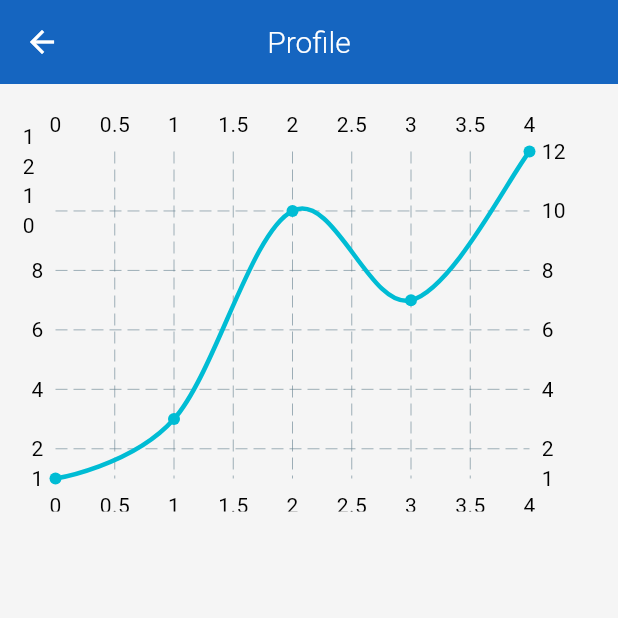
After one commit to pamiracar/drip, a Flutter app: the screen it shows after launch, after a tap on the "person" icon, on a phone screen of 412 x 824 dp, the top half of it. The commit adds this screen. Run offline on Flutter 3.47's test engine with Material 3 defaults, Android fonts, the phone set to English and light mode, and no system bars; drawn by our look-alikes of fl_chart; our stand-ins replace flutter_screenutil, get, lottie, percent_indicator, sqflite; accounts and stored records are empty.

Commit message:
chart added, profile page added

```diff
--- a/lib/app_routes.dart
+++ b/lib/app_routes.dart
@@ -1,4 +1,4 @@
-abstract class AppRoutes{
+abstract class AppRoutes {
   static String HOME = "/home";
-  static String SETTINGS = "/settings";
+  static String PROFILE = "/profile";
 }
--- a/lib/main.dart
+++ b/lib/main.dart
@@ -1,6 +1,8 @@
 import 'package:drip/app_routes.dart';
 import 'package:drip/pages/home_page/home_page.dart';
 import 'package:drip/pages/home_page/home_page_binding.dart';
+import 'package:drip/pages/profile_page/profile_page.dart';
+import 'package:drip/pages/profile_page/profile_page_binding.dart';
 import 'package:drip/theme/theme.dart';
 import 'package:flutter/material.dart';
 import 'package:flutter_screenutil/flutter_screenutil.dart';
@@ -32,6 +34,11 @@
           page: () => HomePage(),
           binding: HomePageBinding(),
         ),
+        GetPage(
+          name: AppRoutes.PROFILE,
+          page: () => ProfilePage(),
+          binding: ProfilePageBinding(),
+        ),
       ],
       theme: AppTheme.lightTheme,
       debugShowCheckedModeBanner: false,
--- a/lib/pages/home_page/home_page.dart
+++ b/lib/pages/home_page/home_page.dart
@@ -1,5 +1,7 @@
+import 'package:drip/app_routes.dart';
 import 'package:drip/pages/home_page/home_page_controller.dart';
 import 'package:flutter/material.dart';
+import 'package:get/get.dart';
 import 'package:get/get_state_manager/get_state_manager.dart';
 import 'package:lottie/lottie.dart';
 import 'package:percent_indicator/circular_percent_indicator.dart';
@@ -17,6 +19,9 @@
           style: TextStyle(fontWeight: FontWeight.w300),
         ),
         centerTitle: true,
+        actions: [
+          IconButton(onPressed:() => Get.toNamed(AppRoutes.PROFILE), icon: Icon(Icons.person_outlined))
+        ],
       ),
       body: SingleChildScrollView(
         child: Center(
@@ -28,8 +33,23 @@
                 SizedBox(height: 5),
                 _DailyGoalCard(controller: controller),
                 SizedBox(height: 40),
-                Text('"${controller.randomQuote?["quote"]}"', textAlign: TextAlign.center, style: TextStyle(color: Colors.grey, fontWeight: FontWeight.w300),),
-                Text("~ ${controller.randomQuote?["author"]}", textAlign: TextAlign.center, style: TextStyle(fontStyle: FontStyle.italic, color:  Colors.grey, fontWeight: FontWeight.w300),),
+                Text(
+                  '"${controller.randomQuote?["quote"]}"',
+                  textAlign: TextAlign.center,
+                  style: TextStyle(
+                    color: Colors.grey,
+                    fontWeight: FontWeight.w300,
+                  ),
+                ),
+                Text(
+                  "~ ${controller.randomQuote?["author"]}",
+                  textAlign: TextAlign.center,
+                  style: TextStyle(
+                    fontStyle: FontStyle.italic,
+                    color: Colors.grey,
+                    fontWeight: FontWeight.w300,
+                  ),
+                ),
               ],
             ),
           ),
@@ -237,7 +257,7 @@
                       maxLines: 2,
                       textAlign: TextAlign.center,
                     ),
-                    SizedBox(height: 20,),
+                    SizedBox(height: 20),
                     Row(
                       mainAxisAlignment: MainAxisAlignment.center,
                       children: [
@@ -253,7 +273,7 @@
                           style: TextStyle(
                             fontWeight: FontWeight.w300,
                             fontSize: 30,
-                            color: Colors.deepOrange
+                            color: Colors.deepOrange,
                           ),
                         ),
                       ],
--- a/lib/pages/home_page/home_page_binding.dart
+++ b/lib/pages/home_page/home_page_binding.dart
@@ -1,9 +1,9 @@
 import 'package:drip/pages/home_page/home_page_controller.dart';
 import 'package:get/instance_manager.dart';
 
-class HomePageBinding extends Bindings{
+class HomePageBinding extends Bindings {
   @override
   void dependencies() {
-    Get.lazyPut(() => HomePageController(),);
+    Get.lazyPut(() => HomePageController());
   }
 }
--- /dev/null
+++ b/lib/pages/profile_page/profile_page.dart
@@ -0,0 +1,60 @@
+import 'package:drip/pages/profile_page/profile_page_controller.dart';
+import 'package:fl_chart/fl_chart.dart';
+import 'package:flutter/material.dart';
+import 'package:get/get_state_manager/get_state_manager.dart';
+
+class ProfilePage extends GetView<ProfilePageController> {
+  const ProfilePage({super.key});
+
+  @override
+  Widget build(BuildContext context) {
+    return Scaffold(
+      appBar: AppBar(
+        title: const Text(
+          "Profile",
+          style: TextStyle(fontWeight: FontWeight.w300),
+        ),
+        centerTitle: true,
+      ),
+      body: SingleChildScrollView(
+        child: Column(
+          mainAxisAlignment: MainAxisAlignment.center,
+          children: [
+            Container(
+              height: 300,
+              padding: EdgeInsets.all(15),
+              child: LineChart(
+                LineChartData(
+                  lineBarsData: [
+                    LineChartBarData(
+                      spots: [
+                        FlSpot(0, 1),
+                        FlSpot(1, 3),
+                        FlSpot(2, 10),
+                        FlSpot(3, 7),
+                        FlSpot(4, 12),
+                      ],
+                      isCurved: true,
+                      barWidth: 3,
+                      belowBarData: BarAreaData(show: false),
+                      dotData: FlDotData(show: true),
+                    ),
+                  ],
+                  titlesData: FlTitlesData(
+                    leftTitles: AxisTitles(
+                      sideTitles: SideTitles(showTitles: true),
+                    ),
+                    bottomTitles: AxisTitles(
+                      sideTitles: SideTitles(showTitles: true),
+                    ),
+                  ),
+                  borderData: FlBorderData(show: false),
+                ),
+              ),
+            ),
+          ],
+        ),
+      ),
+    );
+  }
+}
--- /dev/null
+++ b/lib/pages/profile_page/profile_page_binding.dart
@@ -0,0 +1,9 @@
+import 'package:drip/pages/profile_page/profile_page_controller.dart';
+import 'package:get/get.dart';
+
+class ProfilePageBinding extends Bindings{
+  @override
+  void dependencies() {
+    Get.lazyPut(() => ProfilePageController(),);
+  }
+}
--- /dev/null
+++ b/lib/pages/profile_page/profile_page_controller.dart
@@ -0,0 +1,5 @@
+import 'package:get/state_manager.dart';
+
+class ProfilePageController extends GetxController{
+
+}
--- a/pubspec.yaml
+++ b/pubspec.yaml
@@ -41,6 +41,7 @@
   path: ^1.9.1
   path_provider: ^2.1.5
   lottie: ^3.3.1
+  fl_chart: ^1.0.0
 
 dev_dependencies:
   flutter_test:
```
Also changed, not shown: lib/theme/theme.dart (+17 -45 lines), pubspec.lock.
